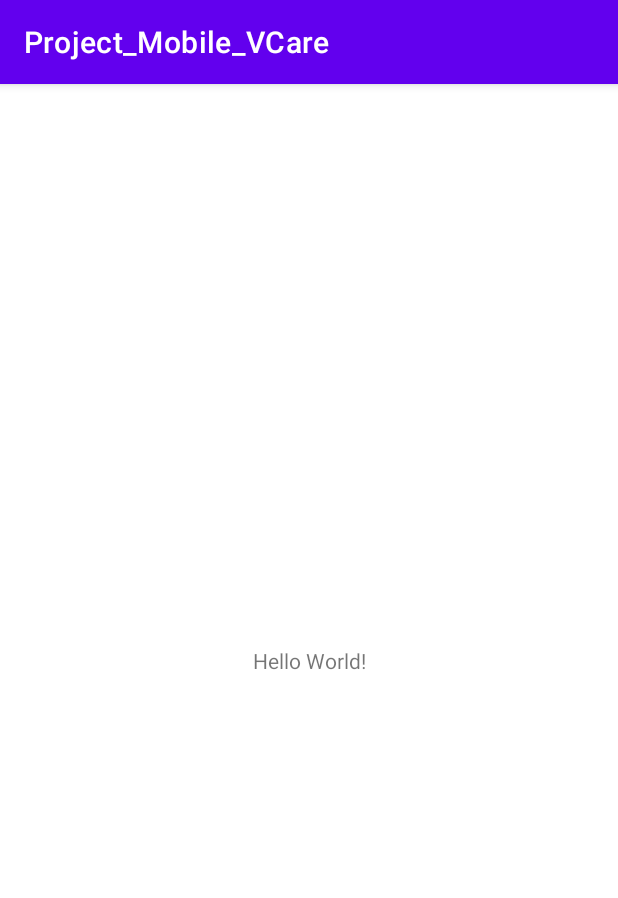
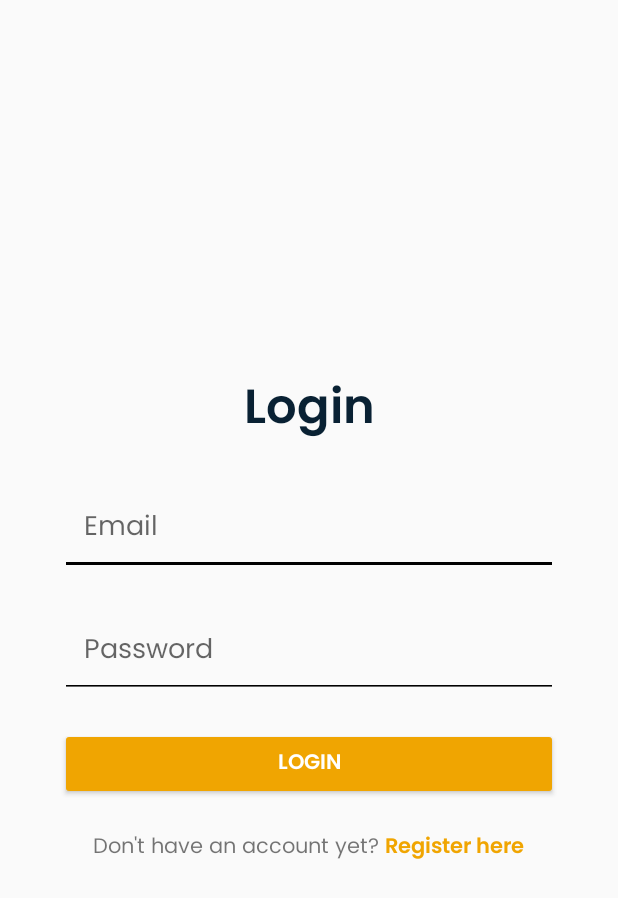
Before and after one commit to CakraB/MAD-Project, an Android app: the screen it shows after launch (MainActivity before the commit, LoginActivity after it), on a phone screen of 412 x 824 dp. Shown: the top 898 px of the screen. Run offline under Robolectric (Android 15) with nearby library versions, the phone set to English and light mode, and no system bars.

Commit message:
Adding Register and Login Page

```diff
--- a/app/src/main/AndroidManifest.xml
+++ b/app/src/main/AndroidManifest.xml
@@ -9,6 +9,12 @@
         android:roundIcon="@mipmap/ic_launcher_round"
         android:supportsRtl="true"
         android:theme="@style/Theme.Project_Mobile_VCare">
+        <activity android:name=".HomeActivity"></activity>
+        <activity android:name=".RegisterActivity" />
+        <activity android:name=".LoginActivity" />
+        <activity
+            android:name=".ui.login.LoginActivity"
+            android:label="@string/title_activity_login" />
         <activity android:name=".MainActivity">
             <intent-filter>
                 <action android:name="android.intent.action.MAIN" />
--- /dev/null
+++ b/app/src/main/java/com/cakrab/project_mobile_vcare/LoginActivity.java
@@ -0,0 +1,94 @@
+package com.cakrab.project_mobile_vcare;
+
+import androidx.appcompat.app.AppCompatActivity;
+
+import android.content.Intent;
+import android.os.Bundle;
+import android.view.View;
+import android.widget.Button;
+import android.widget.EditText;
+import android.widget.TextView;
+import android.widget.Toast;
+
+import java.util.ArrayList;
+
+public class LoginActivity extends AppCompatActivity {
+
+    @Override
+    protected void onCreate(Bundle savedInstanceState) {
+        super.onCreate(savedInstanceState);
+        setContentView(R.layout.activity_login);
+        // Initialize Variable
+        EditText editEmail = findViewById(R.id.edit_email);
+        EditText editPassword = findViewById(R.id.edit_password);
+        Button buttonLogin = findViewById(R.id.button_login);
+        TextView textRegisterHere = findViewById(R.id.text_register_here);
+        // Save Temporary
+        ArrayList<String> userList = new ArrayList<String>();
+        // Hard Code Account
+        userList.add("admin@admin.com");
+        userList.add("admin123");
+        // Get Data Register
+        Intent getData = getIntent();
+        String getEmailData = getData.getStringExtra("EMAIL");
+        String getPasswordData = getData.getStringExtra("PASSWORD");
+        // Save Data Register to Array
+        userList.add(getEmailData);
+        userList.add(getPasswordData);
+        // Button OnClick
+        buttonLogin.setOnClickListener(new View.OnClickListener() {
+            @Override
+            public void onClick(View view) {
+                // Get Input Value
+                String getEmail = editEmail.getText().toString();
+                String getPassword = editPassword.getText().toString();
+                // Validate Email
+                try {
+                    // Input Email is Empty
+                    if (getEmail.trim().isEmpty()) {
+                        Toast.makeText(LoginActivity.this, "Email must be filled",Toast.LENGTH_SHORT).show();
+                        return;
+                    }
+                    // Input Email is not Registered
+                    else if (!userList.contains(getEmail)) {
+                        Toast.makeText(LoginActivity.this, "Your Email is not Registered",Toast.LENGTH_SHORT).show();
+                        return;
+                    }
+                } catch (Exception e) {
+                    e.printStackTrace();
+                    Toast.makeText(LoginActivity.this, "Error Found!, Please Try Again",Toast.LENGTH_SHORT).show();
+                }
+                // Validate Password
+                try {
+                    // Input Email is Empty
+                    if (getPassword.trim().isEmpty()) {
+                        Toast.makeText(LoginActivity.this, "Password must be filled",Toast.LENGTH_SHORT).show();
+                        return;
+                    }
+                    // Input Email is not Registered
+                    else if (!userList.contains(getPassword)) {
+                        Toast.makeText(LoginActivity.this, "Your Password is Incorrect",Toast.LENGTH_SHORT).show();
+                        return;
+                    }
+                } catch (Exception e) {
+                    e.printStackTrace();
+                    Toast.makeText(LoginActivity.this, "Error Found!, Please Try Again",Toast.LENGTH_SHORT).show();
+                }
+                // Validate Success and Redirect to Home
+                Intent i = new Intent(LoginActivity.this, HomeActivity.class);
+                startActivity(i);
+                // Reset All Data on Input Fields
+                editEmail.setText("");
+                editPassword.setText("");
+            }
+        });
+        // Button Move to Register Page Action
+        textRegisterHere.setOnClickListener(new View.OnClickListener() {
+            @Override
+            public void onClick(View view) {
+                Intent i = new Intent(LoginActivity.this, RegisterActivity.class);
+                startActivity(i);
+            }
+        });
+    }
+}
--- a/app/src/main/java/com/cakrab/project_mobile_vcare/MainActivity.java
+++ b/app/src/main/java/com/cakrab/project_mobile_vcare/MainActivity.java
@@ -2,7 +2,9 @@ package com.cakrab.project_mobile_vcare;
 
 import androidx.appcompat.app.AppCompatActivity;
 
+import android.content.Intent;
 import android.os.Bundle;
+import android.os.Handler;
 
 public class MainActivity extends AppCompatActivity {
 
@@ -10,5 +12,13 @@ public class MainActivity extends AppCompatActivity {
     protected void onCreate(Bundle savedInstanceState) {
         super.onCreate(savedInstanceState);
         setContentView(R.layout.activity_main);
+
+        new Handler().postDelayed(new Runnable() {
+            @Override
+            public void run() {
+                Intent i = new Intent(MainActivity.this, LoginActivity.class);
+                startActivity(i);
+            }
+        }, 3000);
     }
 }
--- /dev/null
+++ b/app/src/main/res/drawable/ic_baseline_sports_motorsports_24.xml
@@ -0,0 +1,6 @@
+<vector android:height="24dp" android:tint="#F0A501"
+    android:viewportHeight="24" android:viewportWidth="24"
+    android:width="24dp" xmlns:android="http://schemas.android.com/apk/res/android">
+    <path android:fillColor="@android:color/white" android:pathData="M12,11.39c0,-0.65 -0.39,-1.23 -0.98,-1.48L5.44,7.55c-1.48,1.68 -2.32,3.7 -2.8,5.45h7.75C11.28,13 12,12.28 12,11.39z"/>
+    <path android:fillColor="@android:color/white" android:pathData="M21.96,11.22c-0.41,-4.41 -4.56,-7.49 -8.98,-7.2c-2.51,0.16 -4.44,0.94 -5.93,2.04l4.74,2.01c1.33,0.57 2.2,1.87 2.2,3.32c0,1.99 -1.62,3.61 -3.61,3.61H2.21C2,16.31 2,17.2 2,17.2V18c0,1.1 0.9,2 2,2h10C18.67,20 22.41,15.99 21.96,11.22z"/>
+</vector>
--- /dev/null
+++ b/app/src/main/res/layout/activity_login.xml
@@ -0,0 +1,77 @@
+<?xml version="1.0" encoding="utf-8"?>
+<LinearLayout xmlns:android="http://schemas.android.com/apk/res/android"
+    xmlns:app="http://schemas.android.com/apk/res-auto"
+    xmlns:tools="http://schemas.android.com/tools"
+    android:layout_width="match_parent"
+    android:layout_height="match_parent"
+    android:orientation="vertical"
+    android:padding="40dp"
+    android:gravity="center"
+    tools:context=".LoginActivity">
+
+    <TextView
+        android:id="@+id/text_title"
+        android:layout_width="match_parent"
+        android:layout_height="wrap_content"
+        android:layout_marginBottom="20dp"
+        android:gravity="center"
+        android:text="Login"
+        android:textColor="@color/darkBlue"
+        android:textSize="32sp"
+        android:fontFamily="@font/poppinssemibold"/>
+
+    <EditText
+        android:id="@+id/edit_email"
+        android:layout_width="match_parent"
+        android:layout_height="wrap_content"
+        android:layout_marginBottom="20dp"
+        android:padding="16dp"
+        android:hint="Email"
+        android:inputType="textEmailAddress"
+        android:backgroundTint="@color/black"
+        android:fontFamily="@font/poppinsreguler"/>
+
+    <EditText
+        android:id="@+id/edit_password"
+        android:layout_width="match_parent"
+        android:layout_height="wrap_content"
+        android:layout_marginBottom="20dp"
+        android:padding="16dp"
+        android:hint="Password"
+        android:inputType="textPassword"
+        android:backgroundTint="@color/black"
+        android:fontFamily="@font/poppinsreguler"/>
+
+    <Button
+        android:id="@+id/button_login"
+        android:layout_width="match_parent"
+        android:layout_height="wrap_content"
+        android:layout_marginBottom="20dp"
+        android:text="Login"
+        android:textColor="@color/white"
+        android:backgroundTint="@color/happyYellow"
+        android:fontFamily="@font/poppinssemibold"/>
+
+    <LinearLayout
+        android:layout_width="match_parent"
+        android:layout_height="wrap_content"
+        android:gravity="center">
+
+        <TextView
+            android:layout_width="wrap_content"
+            android:layout_height="wrap_content"
+            android:paddingRight="4dp"
+            android:text="Don't have an account yet?"
+            android:fontFamily="@font/poppinsreguler"/>
+
+        <TextView
+            android:id="@+id/text_register_here"
+            android:layout_width="wrap_content"
+            android:layout_height="wrap_content"
+            android:text="Register here"
+            android:textColor="@color/happyYellow"
+            android:fontFamily="@font/poppinssemibold"/>
+
+    </LinearLayout>
+
+</LinearLayout>
--- a/app/src/main/res/values/colors.xml
+++ b/app/src/main/res/values/colors.xml
@@ -7,4 +7,7 @@
     <color name="teal_700">#FF018786</color>
     <color name="black">#FF000000</color>
     <color name="white">#FFFFFFFF</color>
+    <color name="darkBlue">#092133</color>
+    <color name="spaceGray">#344857</color>
+    <color name="happyYellow">#F0A501</color>
 </resources>
--- /dev/null
+++ b/app/src/main/res/values/dimens.xml
@@ -0,0 +1,5 @@
+<resources>
+    <!-- Default screen margins, per the Android Design guidelines. -->
+    <dimen name="activity_horizontal_margin">16dp</dimen>
+    <dimen name="activity_vertical_margin">16dp</dimen>
+</resources>
--- a/app/src/main/res/values/themes.xml
+++ b/app/src/main/res/values/themes.xml
@@ -1,13 +1,13 @@
 <resources xmlns:tools="http://schemas.android.com/tools">
     <!-- Base application theme. -->
-    <style name="Theme.Project_Mobile_VCare" parent="Theme.MaterialComponents.DayNight.DarkActionBar">
+    <style name="Theme.Project_Mobile_VCare" parent="Theme.AppCompat.DayNight.NoActionBar">
         <!-- Primary brand color. -->
-        <item name="colorPrimary">@color/purple_500</item>
-        <item name="colorPrimaryVariant">@color/purple_700</item>
+        <item name="colorPrimary">@color/darkBlue</item>
+        <item name="colorPrimaryVariant">@color/spaceGray</item>
         <item name="colorOnPrimary">@color/white</item>
         <!-- Secondary brand color. -->
-        <item name="colorSecondary">@color/teal_200</item>
-        <item name="colorSecondaryVariant">@color/teal_700</item>
+        <item name="colorSecondary">@color/happyYellow</item>
+        <item name="colorSecondaryVariant">@color/spaceGray</item>
         <item name="colorOnSecondary">@color/black</item>
         <!-- Status bar color. -->
         <item name="android:statusBarColor" tools:targetApi="l">?attr/colorPrimaryVariant</item>
```
Also changed, not shown: app/build.gradle (+8 -2 lines), app/src/main/java/com/cakrab/project_mobile_vcare/HomeActivity.java (added, +14 -0 lines), app/src/main/java/com/cakrab/project_mobile_vcare/RegisterActivity.java (added, +107 -0 lines), app/src/main/res/layout/activity_home.xml (added, +23 -0 lines), app/src/main/res/layout/activity_main.xml (+25 -7 lines), app/src/main/res/layout/activity_register.xml (added, +99 -0 lines), app/src/main/res/values/strings.xml (+9 -0 lines), app/src/main/res/font/poppinsreguler.ttf (added), app/src/main/res/font/poppinssemibold.ttf (added).
